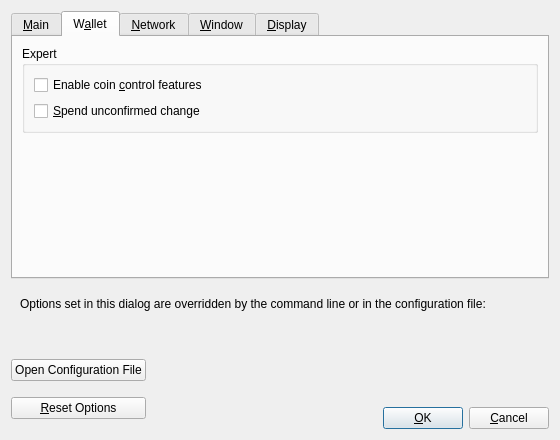
Above: src/qt/forms/optionsdialog.ui from BITCORNProject/BITCORN before the change. Below: the same form after it.
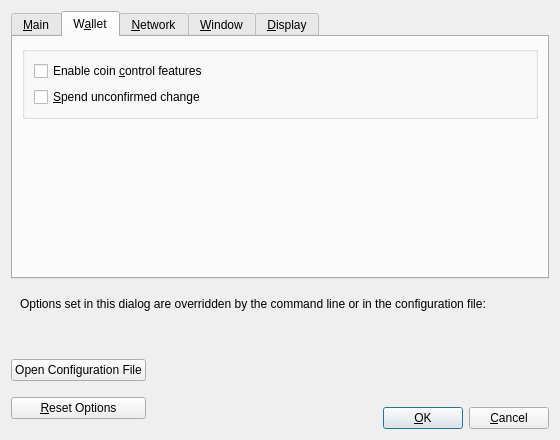
That is the form after the change. The open tabs and pages were chosen to show the change. Custom widgets are drawn as their Qt base class.

Commit message: gui fixes (options menu + fee dialog)

The edit to the form file:
```diff
--- a/src/qt/forms/optionsdialog.ui
+++ b/src/qt/forms/optionsdialog.ui
@@ -202,9 +202,6 @@
       <layout class="QVBoxLayout" name="verticalLayout_Wallet">
        <item>
         <widget class="QGroupBox" name="groupBox">
-         <property name="title">
-          <string>Expert</string>
-         </property>
          <layout class="QVBoxLayout" name="verticalLayout_2">
           <item>
            <widget class="QCheckBox" name="coinControlFeatures">
```
The commit also changes 1 other file.
